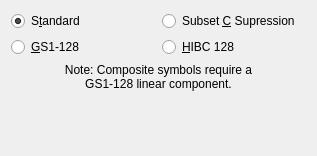
First picture: the form in zint/frontend_qt/grpC128.ui, repository prefetchnta/mybuild, before the edit.
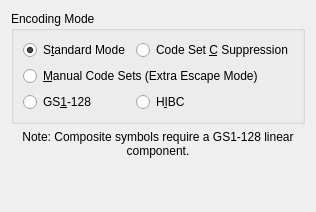
Second picture: the form after the edit.

The edit to the form file:
```diff
--- a/zint/frontend_qt/grpC128.ui
+++ b/zint/frontend_qt/grpC128.ui
@@ -2,24 +2,32 @@
 <ui version="4.0">
  <class>grpC128</class>
  <widget class="QWidget" name="grpC128">
-  <property name="geometry">
-   <rect>
-    <x>0</x>
-    <y>0</y>
-    <width>317</width>
-    <height>156</height>
-   </rect>
+  <property name="maximumSize">
+   <size>
+    <width>600</width>
+    <height>16777215</height>
+   </size>
   </property>
   <property name="windowTitle">
    <string>Form</string>
   </property>
   <layout class="QVBoxLayout" name="verticalLayout">
    <item>
-    <layout class="QGridLayout" name="gridLayout">
+    <widget class="QGroupBox" name="groupBoxC128EncodingMode">
+     <property name="title">
+      <string>Encoding Mode</string>
+     </property>
+     <property name="toolTip">
+      <string>How to process data</string>
+     </property>
+     <layout class="QGridLayout" name="gridLayoutC128EncodingMode">
      <item row="0" column="0">
       <widget class="QRadioButton" name="radC128Stand">
        <property name="text">
-        <string>S&amp;tandard</string>
+         <string>S&amp;tandard Mode</string>
+        </property>
+        <property name="toolTip">
+         <string>Process data as normal</string>
        </property>
        <property name="checked">
         <bool>true</bool>
@@ -29,35 +37,71 @@
      <item row="0" column="1">
       <widget class="QRadioButton" name="radC128CSup">
        <property name="text">
-        <string>Subset &amp;C Supression</string>
-       </property>
-      </widget>
-     </item>
-     <item row="1" column="0">
+         <string>Code Set &amp;C Suppression</string>
+        </property>
+        <property name="toolTip">
+         <string>Do not use Code Set C
+(numeric compression)</string>
+        </property>
+       </widget>
+      </item>
+      <item row="1" column="0" colspan="2">
+       <widget class="QRadioButton" name="radC128ExtraEsc">
+        <property name="text">
+         <string>&amp;Manual Code Sets (Extra Escape Mode)</string>
+        </property>
+        <property name="toolTip">
+         <string>Process special escape sequences &quot;\^A&quot;, &quot;\^B&quot; and
+&quot;\^C&quot; allowing manual Code Set selection</string>
+        </property>
+       </widget>
+      </item>
+      <item row="2" column="0">
       <widget class="QRadioButton" name="radC128EAN">
        <property name="text">
-        <string>&amp;GS1-128</string>
+         <string>GS&amp;1-128</string>
+        </property>
+        <property name="toolTip">
+         <string>Process data as GS1 General Specifications data,
+formatted with Application Identifiers (AIs)</string>
        </property>
       </widget>
      </item>
-     <item row="1" column="1">
+      <item row="2" column="1">
       <widget class="QRadioButton" name="radC128HIBC">
        <property name="text">
-        <string>&amp;HIBC 128</string>
+         <string>H&amp;IBC</string>
+        </property>
+        <property name="toolTip">
+         <string>Process data as a Health Industry Barcode (HIBC)
+Labeler Identification Code (LIC)
+For Provider Applications Standard (PAS), preface
+the data with a slash &quot;/&quot;</string>
        </property>
       </widget>
      </item>
     </layout>
+    </widget>
    </item>
    <item>
-    <widget class="QLabel" name="lblC128">
+    <widget class="QLabel" name="noteC128CompositeEAN">
+     <property name="sizePolicy">
+      <sizepolicy hsizetype="Preferred" vsizetype="Fixed">
+       <horstretch>0</horstretch>
+       <verstretch>0</verstretch>
+      </sizepolicy>
+     </property>
      <property name="text">
-      <string>&lt;!DOCTYPE HTML PUBLIC &quot;-//W3C//DTD HTML 4.0//EN&quot; &quot;http://www.w3.org/TR/REC-html40/strict.dtd&quot;&gt;
-&lt;html&gt;&lt;head&gt;&lt;meta name=&quot;qrichtext&quot; content=&quot;1&quot; /&gt;&lt;style type=&quot;text/css&quot;&gt;
-p, li { white-space: pre-wrap; }
-&lt;/style&gt;&lt;/head&gt;&lt;body style=&quot; font-family:'Sans Serif'; font-size:9pt; font-weight:400; font-style:normal;&quot;&gt;
-&lt;p align=&quot;center&quot; style=&quot; margin-top:0px; margin-bottom:0px; margin-left:0px; margin-right:0px; -qt-block-indent:0; text-indent:0px;&quot;&gt;Note: Composite symbols require a&lt;/p&gt;
-&lt;p align=&quot;center&quot; style=&quot; margin-top:0px; margin-bottom:0px; margin-left:0px; margin-right:0px; -qt-block-indent:0; text-indent:0px;&quot;&gt;GS1-128 linear component.&lt;/p&gt;&lt;/body&gt;&lt;/html&gt;</string>
+      <string>Note: Composite symbols require a GS1-128 linear component.</string>
+     </property>
+     <property name="textFormat">
+      <enum>Qt::PlainText</enum>
+     </property>
+     <property name="alignment">
+      <set>Qt::AlignCenter</set>
+     </property>
+     <property name="wordWrap">
+      <bool>true</bool>
      </property>
     </widget>
    </item>
```
Left out of the diff: 4 changed lines with no effect on the pictures. Lines whose indentation alone changed are shown as unchanged.
